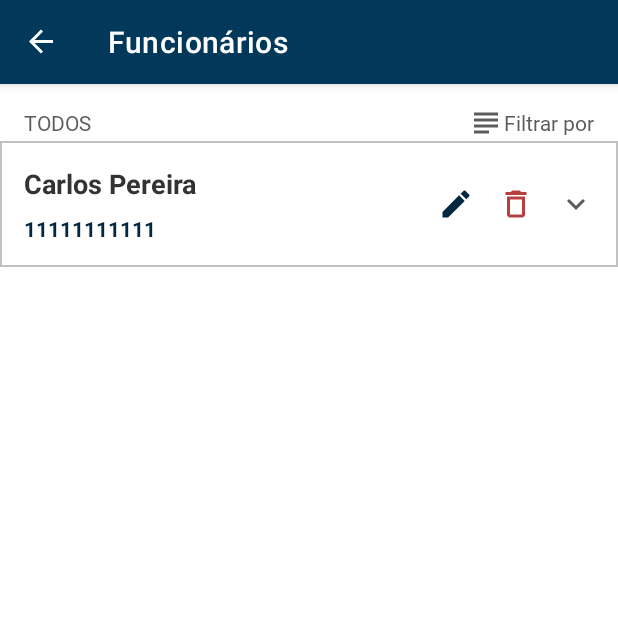
After one commit to WidestView/OOL-MOBILE, an Android app: the EmployeeListFragment screen opened through its navigation route, on a phone screen of 412 x 824 dp, the top half of it. The commit adds this screen. Run offline under Robolectric (Android 15) with nearby library versions, the phone set to English and light mode, and no system bars; our stand-ins replace navigation-ui; Roboto replaces fonts that are not available here.

Commit message:
Added Employee Fragment

```diff
--- a/app/src/main/java/com/example/ool_mobile/model/ProjectApplication.java
+++ b/app/src/main/java/com/example/ool_mobile/model/ProjectApplication.java
@@ -25,7 +25,7 @@ public class ProjectApplication extends Application {
     public EmployeeRepository getEmployeeRepository() {
 
         if (repository == null) {
-            repository = new EmployeeRepository(new FakeUserApi());
+            repository = new EmployeeRepository(new FakeUserApi(), null, null);
         }
 
         return repository;
--- a/app/src/main/java/com/example/ool_mobile/ui/TempActivity.java
+++ b/app/src/main/java/com/example/ool_mobile/ui/TempActivity.java
@@ -6,13 +6,11 @@ import android.os.Bundle;
 import androidx.annotation.Nullable;
 import androidx.appcompat.app.AppCompatActivity;
 
-import com.example.ool_mobile.ui.login.LoginActivity;
-
 public class TempActivity extends AppCompatActivity {
 
     @Override
     protected void onCreate(@Nullable Bundle savedInstanceState) {
         super.onCreate(savedInstanceState);
-        startActivity(new Intent(this, LoginActivity.class));
+        startActivity(new Intent(this, ContentActivity.class));
     }
 }
--- /dev/null
+++ b/app/src/main/java/com/example/ool_mobile/ui/employee_list/EmployeeListFragment.java
@@ -0,0 +1,25 @@
+package com.example.ool_mobile.ui.employee_list;
+
+import android.os.Bundle;
+import android.view.LayoutInflater;
+import android.view.View;
+import android.view.ViewGroup;
+
+import androidx.annotation.NonNull;
+import androidx.annotation.Nullable;
+import androidx.fragment.app.Fragment;
+
+import com.example.ool_mobile.R;
+
+public class EmployeeListFragment extends Fragment {
+
+    @Nullable
+    @Override
+    public View onCreateView(
+            @NonNull LayoutInflater inflater,
+            @Nullable ViewGroup container,
+            @Nullable Bundle savedInstanceState
+    ) {
+        return inflater.inflate(R.layout.fragment_employee_list, container, false);
+    }
+}
--- /dev/null
+++ b/app/src/main/res/layout/fragment_employee_list.xml
@@ -0,0 +1,19 @@
+<?xml version="1.0" encoding="utf-8"?>
+<androidx.constraintlayout.widget.ConstraintLayout xmlns:android="http://schemas.android.com/apk/res/android"
+    xmlns:app="http://schemas.android.com/apk/res-auto"
+    xmlns:tools="http://schemas.android.com/tools"
+    android:layout_width="match_parent"
+    android:layout_height="match_parent"
+    tools:context=".ui.employee_list.EmployeeListFragment">
+
+    <include layout="@layout/part_filter_top" />
+
+    <LinearLayout
+        android:layout_width="match_parent"
+        android:layout_height="wrap_content"
+        app:layout_constraintTop_toBottomOf="@+id/filterTop_mainLayout">
+
+        <include layout="@layout/row_employee" />
+    </LinearLayout>
+
+</androidx.constraintlayout.widget.ConstraintLayout>
--- /dev/null
+++ b/app/src/main/res/layout/row_employee.xml
@@ -0,0 +1,48 @@
+<?xml version="1.0" encoding="utf-8"?>
+<androidx.constraintlayout.widget.ConstraintLayout xmlns:android="http://schemas.android.com/apk/res/android"
+    xmlns:app="http://schemas.android.com/apk/res-auto"
+    android:layout_width="match_parent"
+    android:layout_height="wrap_content">
+
+    <com.example.ool_mobile.ui.components.ContentRow
+        android:layout_width="match_parent"
+        android:layout_height="wrap_content"
+        app:layout_constraintTop_toTopOf="parent"
+        app:statusText="11111111111"
+        app:titleText="Carlos Pereira">
+
+        <include layout="@layout/part_user_fields" />
+
+        <com.example.ool_mobile.ui.components.ContentRowField
+            android:layout_width="wrap_content"
+            android:layout_height="wrap_content"
+            app:label="Nivel de Acesso"
+            app:value="1" />
+
+        <com.example.ool_mobile.ui.components.ContentRowField
+            android:layout_width="wrap_content"
+            android:layout_height="wrap_content"
+            app:label="RFID"
+            app:value="idk" />
+
+        <com.example.ool_mobile.ui.components.ContentRowField
+            android:layout_width="wrap_content"
+            android:layout_height="wrap_content"
+            app:label="Ocupação"
+            app:value="#3 - Funcionário" />
+
+        <com.example.ool_mobile.ui.components.ContentRowField
+            android:layout_width="wrap_content"
+            android:layout_height="wrap_content"
+            app:label="Gênero"
+            app:value="Helicóptero de Ataque" />
+
+        <com.example.ool_mobile.ui.components.ContentRowField
+            android:layout_width="wrap_content"
+            android:layout_height="wrap_content"
+            app:label="RG"
+            app:value="12356" />
+
+    </com.example.ool_mobile.ui.components.ContentRow>
+
+</androidx.constraintlayout.widget.ConstraintLayout>
--- a/app/src/main/res/menu/nav_items.xml
+++ b/app/src/main/res/menu/nav_items.xml
@@ -35,6 +35,11 @@
             android:title="@string/menu_equipments" />
 
         <item
+            android:id="@+id/nav_employee"
+            android:iconTint="@color/gray_dark"
+            android:title="@string/menu_employees" />
+
+        <item
             android:id="@+id/nav_photoshoots"
             android:icon="@drawable/ic_camera"
             android:iconTint="@color/gray_dark"
--- a/app/src/main/res/navigation/mobile_navigation.xml
+++ b/app/src/main/res/navigation/mobile_navigation.xml
@@ -29,11 +29,18 @@
         android:name="com.example.ool_mobile.ui.report_list.ReportListFragment"
         android:label="@string/label_reports"
         tools:layout="@layout/fragment_report_list" />
+
     <fragment
         android:id="@+id/nav_calendar"
         android:name="com.example.ool_mobile.ui.calendar.CalendarFragment"
         android:label="@string/label_calendar"
         tools:layout="@layout/fragment_calendar" />
 
+    <fragment
+        android:id="@+id/nav_employee"
+        android:name="com.example.ool_mobile.ui.employee_list.EmployeeListFragment"
+        android:label="@string/menu_employees"
+        tools:layout="@layout/fragment_employee_list" />
+
 
 </navigation>
--- a/app/src/main/res/values/strings.xml
+++ b/app/src/main/res/values/strings.xml
@@ -97,4 +97,7 @@
     <string name="label_reports">Relatórios</string>
     <string name="label_calendar">Calendário</string>
     <string name="error_invalidLogin">Login Inválido</string>
+    <string name="content">Conteúdo</string>
+    <string name="sample_content">Algum Relatório</string>
+    <string name="menu_employees">Funcionários</string>
 </resources>
```
Also changed, not shown: app/src/main/res/layout/part_user_fields.xml (added, +54 -0 lines).
